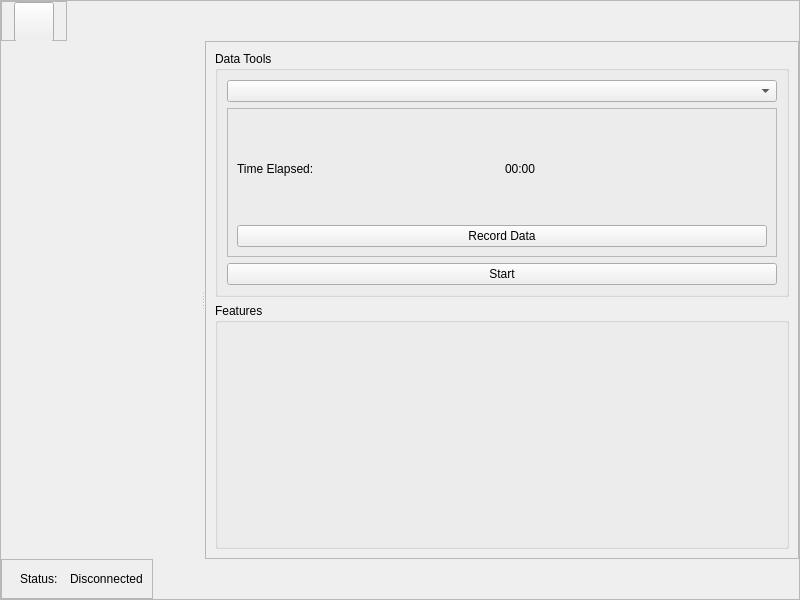
Above: nsys/ui/app.ui from Raghav67816/NID-24 before the change. Below: the same form after it.
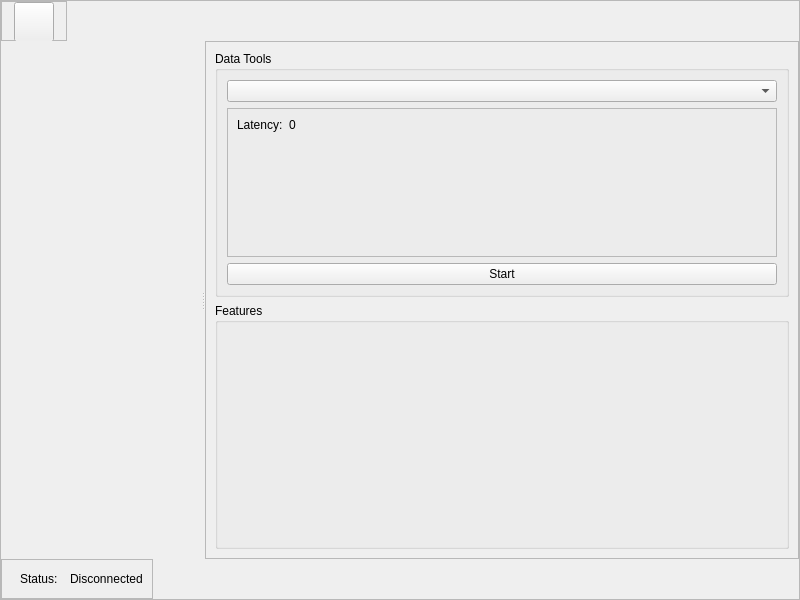
That is the form after the change. Icons and pictures are not drawn.

```diff
--- a/nsys/ui/app.ui
+++ b/nsys/ui/app.ui
@@ -204,35 +204,23 @@
                 <property name="frameShadow">
                  <enum>QFrame::Shadow::Raised</enum>
                 </property>
-                <layout class="QVBoxLayout" name="verticalLayout_5">
-                 <item>
-                  <layout class="QVBoxLayout" name="verticalLayout_4">
-                   <item>
-                    <layout class="QHBoxLayout" name="horizontalLayout_5">
-                     <item>
-                      <widget class="QLabel" name="timeLabel">
-                       <property name="text">
-                        <string>Time Elapsed:</string>
-                       </property>
-                      </widget>
-                     </item>
-                     <item>
-                      <widget class="QLabel" name="timeVal">
+                <layout class="QFormLayout" name="formLayout_2">
+                 <item row="0" column="0">
+                  <widget class="QLabel" name="latencyLabel">
+                   <property name="toolTip">
+                    <string>&lt;html&gt;&lt;head/&gt;&lt;body&gt;&lt;p&gt;Ideal Value is 1 ms for 1KHz Frequency&lt;/p&gt;&lt;/body&gt;&lt;/html&gt;</string>
+                   </property>
                        <property name="text">
-                        <string>00:00</string>
+                    <string>Latency:</string>
                        </property>
                       </widget>
                      </item>
-                    </layout>
-                   </item>
-                   <item>
-                    <widget class="QPushButton" name="recordData">
+                 <item row="0" column="1">
+                  <widget class="QLabel" name="latencyVal">
                      <property name="text">
-                      <string>Record Data</string>
-                     </property>
-                    </widget>
-                   </item>
-                  </layout>
+                    <string>0</string>
+                   </property>
+                  </widget>
                  </item>
                 </layout>
                </widget>
```
Left out of the diff: 2 changed lines with no effect on the pictures. Lines whose indentation alone changed are shown as unchanged.
